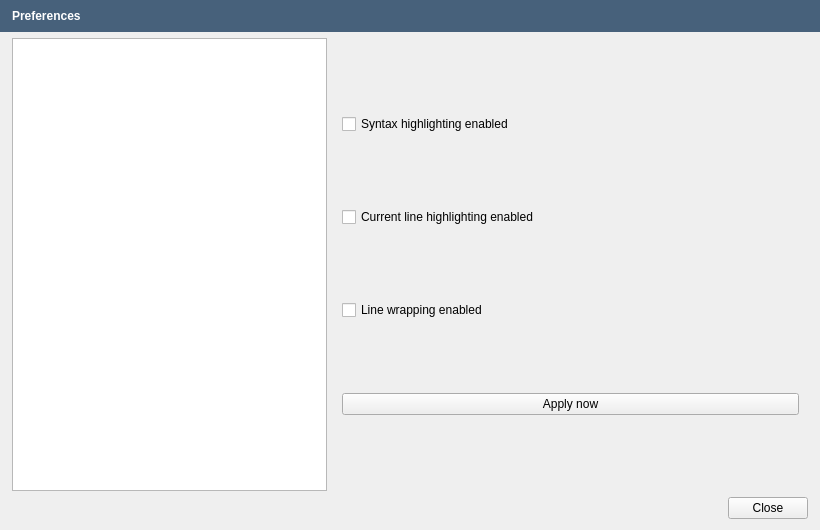
Old version of the form src/openfluid/ui/common/PreferencesDialog.ui in the repository OpenFLUID/openfluid.
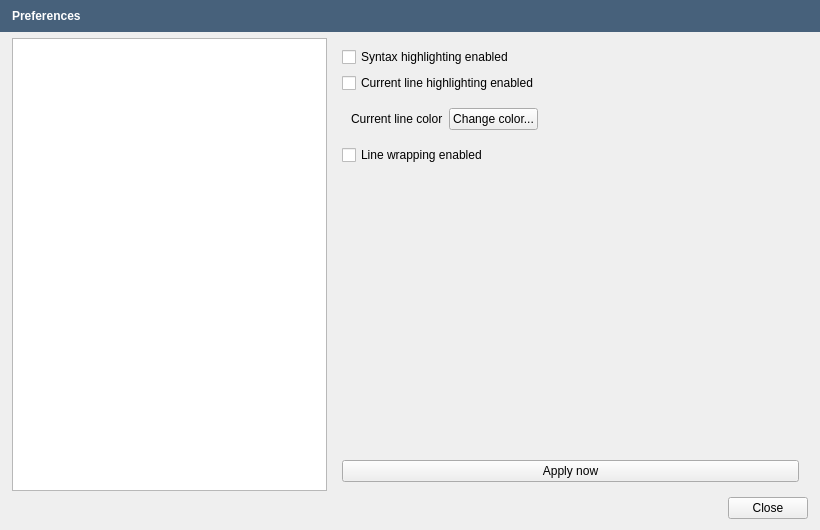
New version of the form. Custom widgets are drawn as their Qt base class.

Commit message: Add Current line background color in the Preferences of Text edit

What changed in the file:
```diff
--- a/src/openfluid/ui/common/PreferencesDialog.ui
+++ b/src/openfluid/ui/common/PreferencesDialog.ui
@@ -695,6 +695,42 @@
            </property>
           </widget>
          </item>
+         <item>
+          <widget class="QWidget" name="horizontalWidget" native="true">
+           <layout class="QHBoxLayout" name="horizontalLayout_8">
+            <item>
+             <widget class="QLabel" name="CurrentLineColorLabel">
+              <property name="autoFillBackground">
+               <bool>true</bool>
+              </property>
+              <property name="text">
+               <string>Current line color</string>
+              </property>
+             </widget>
+            </item>
+            <item>
+             <widget class="QPushButton" name="CurrentLineColorButton">
+              <property name="text">
+               <string>Change color...</string>
+              </property>
+             </widget>
+            </item>
+            <item>
+             <spacer name="horizontalSpacer_4">
+              <property name="orientation">
+               <enum>Qt::Horizontal</enum>
+              </property>
+              <property name="sizeHint" stdset="0">
+               <size>
+                <width>40</width>
+                <height>20</height>
+               </size>
+              </property>
+             </spacer>
+            </item>
+           </layout>
+          </widget>
+         </item>
          <item>
           <widget class="QCheckBox" name="LineWrappingCheckBox">
            <property name="text">
@@ -702,6 +738,19 @@
            </property>
           </widget>
          </item>
+         <item>
+          <spacer name="verticalSpacer_5">
+           <property name="orientation">
+            <enum>Qt::Vertical</enum>
+           </property>
+           <property name="sizeHint" stdset="0">
+            <size>
+             <width>20</width>
+             <height>40</height>
+            </size>
+           </property>
+          </spacer>
+         </item>
          <item>
           <widget class="QPushButton" name="TextEditorApplyButton">
            <property name="text">
```
Left out of the diff: 19 changed lines with no effect on the pictures. The commit also changes 2 other files.
